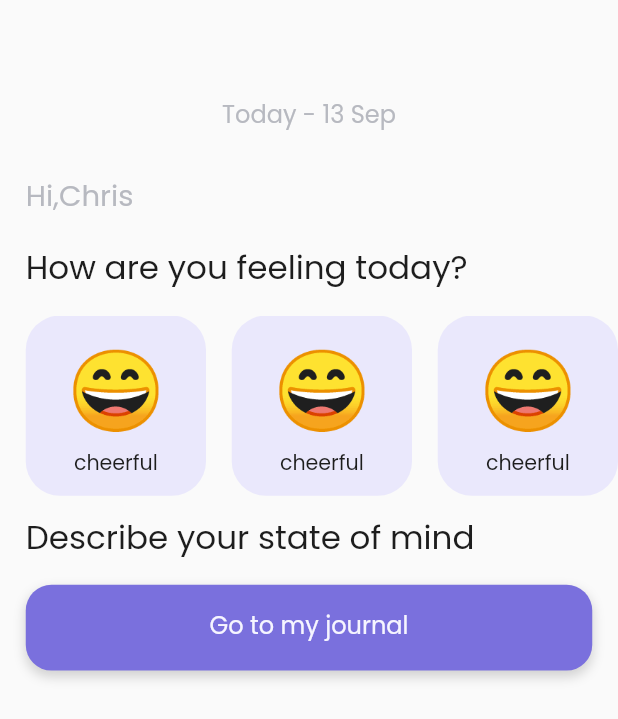
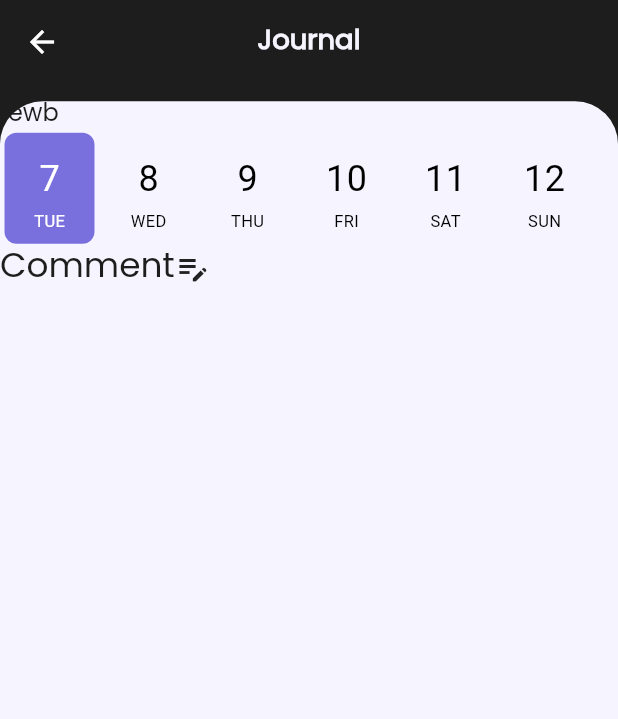
Before and after one commit to dudecoderr/Mood_Diary_App_in_flutter, a Flutter app: the UpdateDairyScreen screen opened directly, after a tap on "Go to my journal", on a phone screen of 412 x 824 dp. Shown: the top 719 px of the screen. Run offline on Flutter 3.47's test engine with Material 2 defaults, Android fonts, the phone set to English and light mode, and no system bars; drawn by our look-alikes of date_picker_timeline; our stand-ins replace flutter_screenutil, page_transition.

Commit message:
journal screen starting

```diff
--- a/lib/constant/constant.dart
+++ b/lib/constant/constant.dart
@@ -1,6 +1,15 @@
 import 'package:flutter/material.dart';
+import 'package:mood_diary_app/models/mood_model.dart';
 
 const Color kBlackColor = Color(0xff1D1D1D);
 const Color kPurpleColor = Color(0xff7A70DD);
+const Color kBackgroundColor = Color(0xfff0effd);
 const Color kWhiteColor = Color(0xFFF6F5FF);
 const Color kGreyColor = Color(0xFFb7b9c0);
+
+List<MoodType> moodList = [
+  MoodType(image: 'happy-emoji.png', name: 'cheerful'),
+  MoodType(image: 'relaxed-emoji.png', name: 'relaxed'),
+  MoodType(image: 'neutral-emoji.png', name: 'neutral'),
+  MoodType(image: 'confused-emoji.png', name: 'confused'),
+];
--- /dev/null
+++ b/lib/models/mood_model.dart
@@ -0,0 +1,6 @@
+class MoodType {
+  String? image;
+  String? name;
+
+  MoodType({this.name, this.image});
+}
--- /dev/null
+++ b/lib/screens/joural_screen.dart
@@ -0,0 +1,75 @@
+import 'package:date_picker_timeline/date_picker_timeline.dart';
+import 'package:flutter/material.dart';
+import 'package:flutter_screenutil/flutter_screenutil.dart';
+import 'package:mood_diary_app/constant/constant.dart';
+import 'package:mood_diary_app/constant/text_widget.dart';
+
+class JournalScreen extends StatefulWidget {
+  const JournalScreen({Key? key}) : super(key: key);
+
+  @override
+  State<JournalScreen> createState() => _JournalScreenState();
+}
+
+class _JournalScreenState extends State<JournalScreen> {
+  @override
+  Widget build(BuildContext context) {
+    return Scaffold(
+      backgroundColor: kBlackColor,
+      appBar: AppBar(
+        backgroundColor: kBlackColor,
+        centerTitle: true,
+        elevation: 0,
+        leading: IconButton(
+          onPressed: () {},
+          icon: const Icon(Icons.arrow_back_outlined),
+        ),
+        title: CustomText(
+          'Journal',
+          color: kWhiteColor,
+          fontWeight: FontWeight.w600,
+          fontSize: 16.sp,
+        ),
+      ),
+      body: Container(
+        width: double.infinity,
+        margin: EdgeInsets.only(top: 10.h),
+        decoration: BoxDecoration(
+            color: kWhiteColor,
+            borderRadius: BorderRadius.only(
+              topLeft: Radius.circular(25.r),
+              topRight: Radius.circular(25.r),
+            )),
+        child: Column(
+          crossAxisAlignment: CrossAxisAlignment.start,
+          children: [
+            CustomText('fewb'),
+            DatePicker(
+              DateTime.now(),
+              initialSelectedDate: DateTime.now(),
+              monthTextStyle: TextStyle(fontSize: 0.sp),
+              selectionColor: kPurpleColor,
+              selectedTextColor: Colors.white,
+              onDateChange: (date) {
+                // New date selected
+                setState(() {
+                  // _selectedValue = date;
+                });
+              },
+            ),
+            Row(
+              children: [
+                CustomText(
+                  'Comment',
+                  fontWeight: FontWeight.w500,
+                  fontSize: 20.sp,
+                ),
+                Icon(Icons.edit_note_outlined),
+              ],
+            ),
+          ],
+        ),
+      ),
+    );
+  }
+}
--- a/lib/screens/update_diary_screen.dart
+++ b/lib/screens/update_diary_screen.dart
@@ -3,6 +3,8 @@ import 'package:flutter_screenutil/flutter_screenutil.dart';
 import 'package:mood_diary_app/constant/common_button.dart';
 import 'package:mood_diary_app/constant/constant.dart';
 import 'package:mood_diary_app/constant/text_widget.dart';
+import 'package:mood_diary_app/screens/joural_screen.dart';
+import 'package:page_transition/page_transition.dart';
 
 class UpdateDairyScreen extends StatefulWidget {
   const UpdateDairyScreen({Key? key}) : super(key: key);
@@ -12,10 +14,13 @@ class UpdateDairyScreen extends StatefulWidget {
 }
 
 class _UpdateDairyScreenState extends State<UpdateDairyScreen> {
+  int selectedIndex = 0;
+
   @override
   Widget build(BuildContext context) {
     return Scaffold(
-      body: Column(
+      body: SingleChildScrollView(
+        child: Column(
           crossAxisAlignment: CrossAxisAlignment.start,
           children: [
             SizedBox(height: 60.h),
@@ -31,62 +36,116 @@ class _UpdateDairyScreenState extends State<UpdateDairyScreen> {
             ),
             SizedBox(height: 7.h),
             Padding(
-            padding: EdgeInsets.all(15.0.r),
+              padding: EdgeInsets.only(left: 15.0.w, right: 15.0.w, bottom: 25.h),
               child: CustomText(
                 'How are you feeling today?',
                 fontWeight: FontWeight.w500,
-              fontSize: 19.sp,
+                fontSize: 20.sp,
               ),
             ),
             SizedBox(
               height: 105.h,
               child: ListView.builder(
-              itemCount: 5,
+                itemCount: moodList.length,
                 scrollDirection: Axis.horizontal,
                 itemBuilder: (context, index) {
-                return Container(
+                  return GestureDetector(
+                    onTap: () {
+                      setState(() {
+                        selectedIndex = index;
+                      });
+                    },
+                    child: Container(
                       height: 105.h,
                       width: 105.w,
                       margin: EdgeInsets.only(left: index == 0 ? 15.w : 0.0, right: 15.w),
-                  padding: EdgeInsets.all(18.r),
+                      padding: EdgeInsets.all(15.r),
                       decoration: BoxDecoration(
-                    color: const Color(0xffeae8fc),
+                        color: selectedIndex == index ? kPurpleColor : kBackgroundColor,
                         borderRadius: BorderRadius.circular(20.r),
                       ),
                       child: Column(
                         children: [
+                          SizedBox(
+                            height: 45.h,
+                            width: 45.h,
+                            child: Image.asset(
+                              'assets/images/${moodList[index].image}',
+                              fit: BoxFit.fill,
+                            ),
+                          ),
+                          SizedBox(height: 12.h),
                           CustomText(
-                        "😄",
-                        fontSize: 45.sp,
-                      ),
-                      SizedBox(height: 10.h),
-                      CustomText(
-                        'cheerful',
+                            moodList[index].name!,
                             fontSize: 12.sp,
+                            color: selectedIndex == index ? kWhiteColor : kGreyColor,
                           ),
                         ],
+                      ),
                     ),
                   );
                 },
               ),
             ),
             Padding(
-            padding: EdgeInsets.all(15.0.r),
+              padding: EdgeInsets.symmetric(horizontal: 15.0.w, vertical: 30.h),
               child: CustomText(
                 'Describe your state of mind',
                 fontWeight: FontWeight.w500,
                 fontSize: 19.sp,
               ),
             ),
+            // TextField
+            Padding(
+              padding: EdgeInsets.symmetric(horizontal: 15.0.w),
+              child: TextField(
+                onChanged: (v) {},
+                minLines: 10,
+                maxLines: 10,
+                keyboardType: TextInputType.text,
+                style: TextStyle(color: kBlackColor, fontFamily: 'Poppins', height: 1.6.h, fontSize: 14.sp),
+                // controller: controller,
+                autofocus: false,
+                cursorColor: kBlackColor,
+                decoration: InputDecoration(
+                  counterText: '',
+                  filled: true,
+                  fillColor: kBackgroundColor,
+                  focusedBorder: OutlineInputBorder(
+                      borderRadius: BorderRadius.all(Radius.circular(15.r)), borderSide: BorderSide(width: 0.w, color: Colors.transparent)),
+                  disabledBorder: OutlineInputBorder(
+                      borderRadius: BorderRadius.all(Radius.circular(15.r)), borderSide: BorderSide(width: 0.w, color: Colors.transparent)),
+                  enabledBorder: OutlineInputBorder(
+                      borderRadius: BorderRadius.all(Radius.circular(15.r)), borderSide: BorderSide(width: 0.w, color: Colors.transparent)),
+
+                  border: OutlineInputBorder(
+                      borderRadius: BorderRadius.all(Radius.circular(15.r)), borderSide: BorderSide(width: 0.w, color: Colors.transparent)),
+                  errorBorder: OutlineInputBorder(
+                      borderRadius: BorderRadius.all(Radius.circular(15.r)), borderSide: BorderSide(width: 0.w, color: Colors.transparent)),
+                  focusedErrorBorder: OutlineInputBorder(
+                      borderRadius: BorderRadius.all(Radius.circular(15.r)), borderSide: BorderSide(width: 0.w, color: Colors.transparent)),
+
+                  // hintText: hint,
+                  // hintStyle: TextStyle(fontSize: 18.sp, /* fontFamily: "Helvetica Neue",*/ color: hintText),
+                ),
+              ),
+            ),
+            SizedBox(height: 25.h),
             Padding(
               padding: EdgeInsets.symmetric(horizontal: 15.0.w),
               child: CustomButton(
-              onTap: () {},
+                onTap: () {
+                  Navigator.push(
+                      context,
+                      PageTransition(
+                          type: PageTransitionType.bottomToTop, duration: const Duration(milliseconds: 400), child: const JournalScreen()));
+                },
                 text: 'Go to my journal',
               ),
             ),
           ],
         ),
+      ),
     );
   }
 }
--- a/lib/screens/welcome_screen.dart
+++ b/lib/screens/welcome_screen.dart
@@ -4,6 +4,7 @@ import 'package:mood_diary_app/constant/common_button.dart';
 import 'package:mood_diary_app/constant/constant.dart';
 import 'package:mood_diary_app/constant/text_widget.dart';
 import 'package:mood_diary_app/screens/update_diary_screen.dart';
+import 'package:page_transition/page_transition.dart';
 
 class WelcomeScreen extends StatefulWidget {
   const WelcomeScreen({Key? key}) : super(key: key);
@@ -161,9 +162,12 @@ class _WelcomeScreenState extends State<WelcomeScreen> {
                   CustomButton(
                     onTap: () {
                       Navigator.push(
-                        context,
-                        MaterialPageRoute(builder: (context) => const UpdateDairyScreen()),
-                      );
+                          context, PageTransition(type: PageTransitionType.theme, duration: Duration(seconds: 1), child: UpdateDairyScreen()));
+
+                      // Navigator.push(
+                      //   context,
+                      //   MaterialPageRoute(builder: (context) => const UpdateDairyScreen()),
+                      // );
                     },
                     text: 'Update my dairy',
                     color: kWhiteColor,
--- a/pubspec.yaml
+++ b/pubspec.yaml
@@ -38,6 +38,11 @@ dependencies:
 
 #  Responsible UI
   flutter_screenutil: ^5.6.1
+
+#  navigator
+  page_transition: ^2.0.9
+
+  date_picker_timeline: ^1.2.3
 
 dev_dependencies:
   flutter_test:
```
Also changed, not shown: assets/images/confused-emoji.png (added), assets/images/happy-emoji.png (added), assets/images/neutral-emoji.png (added), assets/images/relaxed-emoji.png (added), pubspec.lock. Lines whose indentation alone changed are shown as unchanged.
